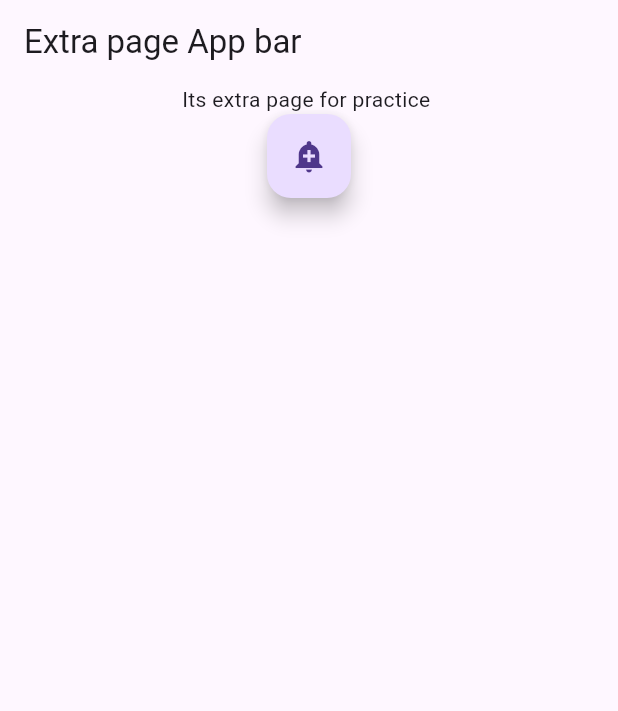
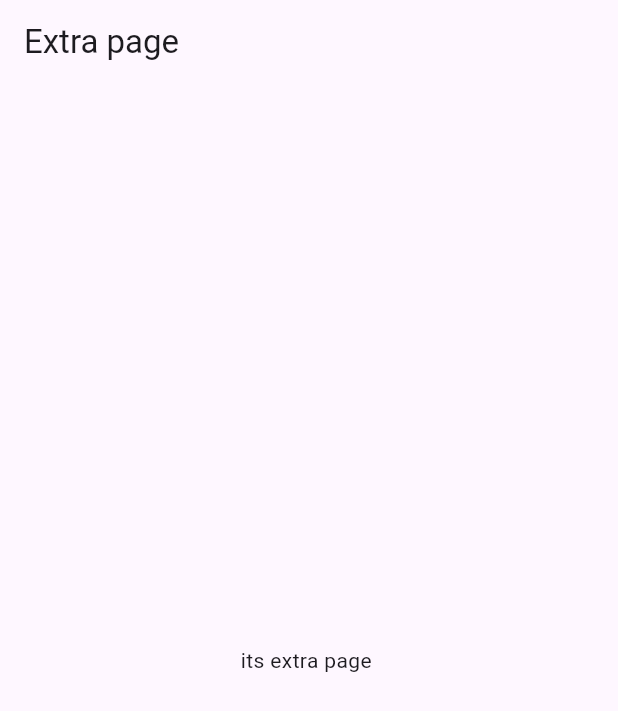
Before and after one commit to indrajeet62051/practice_flutter, a Flutter app: the SecondPage screen opened directly, after a tap on "extra page redirect", on a phone screen of 412 x 824 dp. Shown: the top 711 px of the screen. Run offline on Flutter 3.47's test engine with Material 3 defaults, Android fonts, the phone set to English and light mode, and no system bars.

Commit message:
practice

```diff
--- a/lib/extra.dart
+++ b/lib/extra.dart
@@ -1,59 +1,27 @@
 import 'package:flutter/cupertino.dart';
 import 'package:flutter/material.dart';
-
 
 class Extrapage extends StatelessWidget{
   @override
   Widget build(BuildContext context) {
     return MaterialApp(
-      title: "its extra page",
-      home: extra(),
-    );
+      title: "Its extra page ",
+      home: mainPage(),
+    ) ;
   }
 
 }
 
-
-class extra extends StatelessWidget{
+class mainPage extends StatelessWidget{
   @override
   Widget build(BuildContext context) {
     return Scaffold(
       appBar: AppBar(
-        title:  Text("Extra page App bar"),
+        title: Text("Extra page "),
+
       ),
-      body:
-        Container(
-          width: 500,
-          height: 500,
-          child: Center(
-            child: Column(
-              children: [
-                Text("Its extra page for practice "),
-                FloatingActionButton(onPressed: (){
-                  showDialog(context: context, builder: (context){
-                    return  AlertDialog(
-                      title: Text("Alert Dialogbox"),
-                      content: Text("it's a example of alert dialogbox "),
-                      actions: [TextButton(onPressed: (){
-                        Navigator.pop(context);
-                        print("ok clicked")
-                        ;
-                      }, child: Text("ok")),
-                      TextButton(onPressed: (){
-                        Navigator.pop(context);
-                        print("Cancel clicked");
-                      }, child: Text("Cancle"))
-                      ],
-                    );
-
-                  });
-
-                },child: Icon(Icons.add_alert),)
-              ],
-            ),
-          ),
-        ),
-    );
+      body: Center(child: Text("its extra page ")),
+    ) ;
   }
 
 }
--- a/pubspec.yaml
+++ b/pubspec.yaml
@@ -30,6 +30,7 @@ environment:
 dependencies:
   flutter:
     sdk: flutter
+  http: ^1.4.0
 
   # The following adds the Cupertino Icons font to your application.
   # Use with the CupertinoIcons class for iOS style icons.
```
Also changed, not shown: lib/chek_prime.dart (+15 -56 lines), lib/main.dart (+19 -1 lines), lib/showDialog.dart (added, +59 -0 lines), pubspec.lock, 1 other file.
